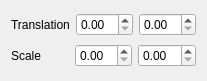
Old version of the form JopeEditor/transform.ui in the repository PatatesIDracs/Colorines-Programming.
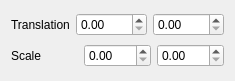
New version of the form.

Diff of the .ui file:
```diff
--- a/JopeEditor/transform.ui
+++ b/JopeEditor/transform.ui
@@ -24,10 +24,21 @@
       </widget>
      </item>
      <item>
-      <widget class="QDoubleSpinBox" name="translate_x"/>
+      <widget class="QDoubleSpinBox" name="translate_x">
+       <property name="decimals">
+        <number>2</number>
+       </property>
+       <property name="maximum">
+        <double>2000.000000000000000</double>
+       </property>
+      </widget>
      </item>
      <item>
-      <widget class="QDoubleSpinBox" name="translate_y"/>
+      <widget class="QDoubleSpinBox" name="translate_y">
+       <property name="maximum">
+        <double>2000.000000000000000</double>
+       </property>
+      </widget>
      </item>
     </layout>
    </item>
```
